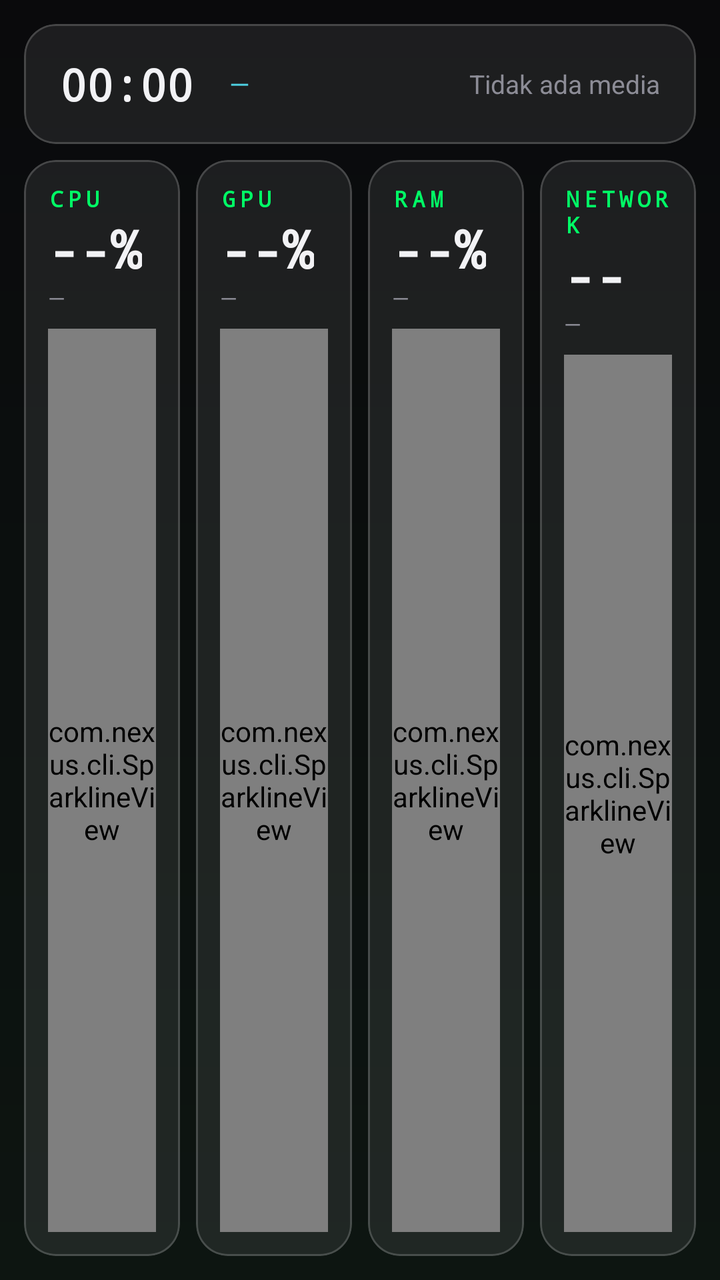
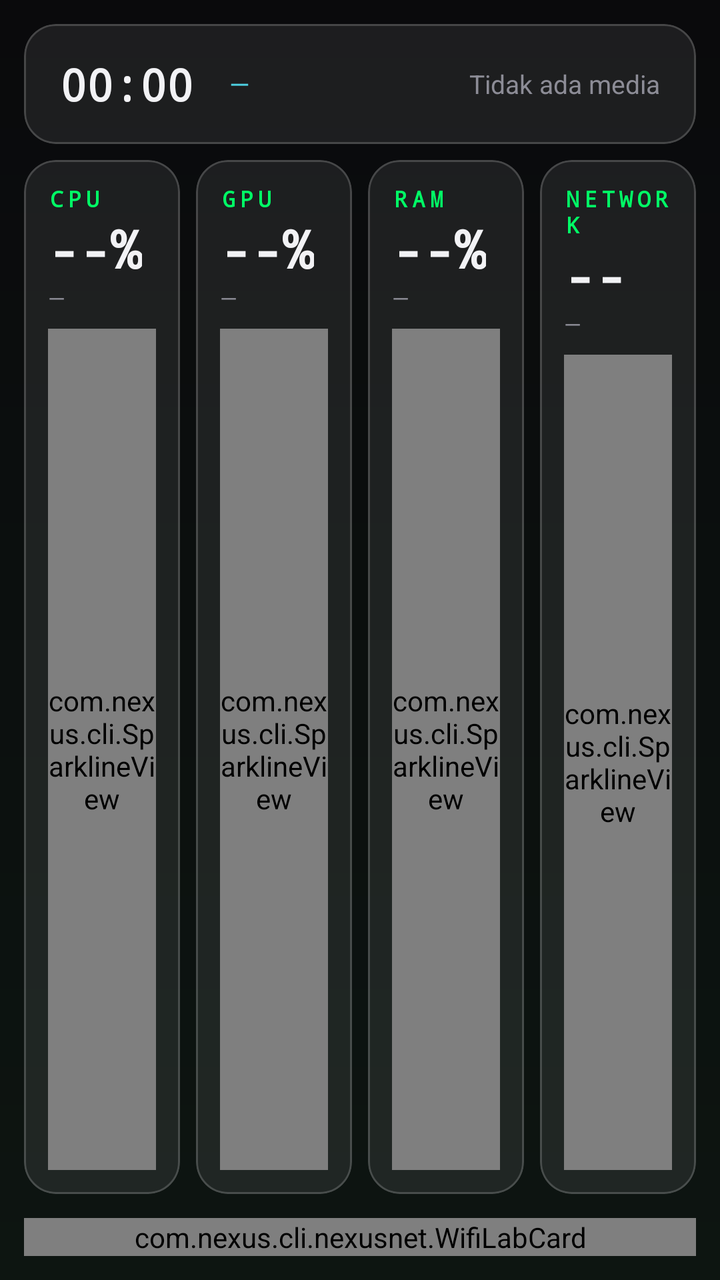

Two renders of the same Android screen: before a commit and after it. Below are the layout's source before the change and the commit's diff.
<!-- AndroidManifest.xml: application theme Theme.NexusCLI -->
<!-- res/layout/page_metrics.xml -->
<?xml version="1.0" encoding="utf-8"?>
<LinearLayout xmlns:android="http://schemas.android.com/apk/res/android"
    xmlns:app="http://schemas.android.com/apk/res-auto"
    android:layout_width="match_parent"
    android:layout_height="match_parent"
    android:orientation="vertical"
    android:padding="12dp">

    <com.google.android.material.card.MaterialCardView
        android:id="@+id/miniStrip"
        style="@style/Widget.Nexus.GlassCard"
        android:layout_width="match_parent"
        android:layout_height="60dp">

        <LinearLayout
            android:layout_width="match_parent"
            android:layout_height="match_parent"
            android:gravity="center_vertical"
            android:orientation="horizontal"
            android:paddingHorizontal="18dp">

            <TextView
                android:id="@+id/miniClock"
                android:layout_width="wrap_content"
                android:layout_height="wrap_content"
                android:fontFamily="monospace"
                android:text="00:00"
                android:textColor="@color/text_primary"
                android:textSize="22sp"
                android:textStyle="bold" />

            <TextView
                android:id="@+id/miniWeather"
                android:layout_width="wrap_content"
                android:layout_height="wrap_content"
                android:layout_marginStart="18dp"
                android:text="—"
                android:textColor="@color/nexus_cyan"
                android:textSize="13sp" />

            <TextView
                android:id="@+id/miniMedia"
                android:layout_width="0dp"
                android:layout_height="wrap_content"
                android:layout_marginStart="18dp"
                android:layout_weight="1"
                android:ellipsize="end"
                android:gravity="end"
                android:maxLines="1"
                android:text="Tidak ada media"
                android:textColor="@color/text_secondary"
                android:textSize="13sp" />
        </LinearLayout>
    </com.google.android.material.card.MaterialCardView>

    <LinearLayout
        android:layout_width="match_parent"
        android:layout_height="0dp"
        android:layout_marginTop="8dp"
        android:layout_weight="1"
        android:orientation="horizontal">

        <com.google.android.material.card.MaterialCardView
            android:id="@+id/cpuCard"
            style="@style/Widget.Nexus.GlassCard"
            android:layout_width="0dp"
            android:layout_height="match_parent"
            android:layout_marginEnd="4dp"
            android:layout_weight="1">

            <LinearLayout
                android:layout_width="match_parent"
                android:layout_height="match_parent"
                android:orientation="vertical"
                android:padding="12dp">

                <TextView
                    android:layout_width="wrap_content"
                    android:layout_height="wrap_content"
                    android:fontFamily="monospace"
                    android:letterSpacing="0.2"
                    android:text="CPU"
                    android:textColor="@color/nexus_green"
                    android:textSize="11sp"
                    android:textStyle="bold" />

                <TextView
                    android:id="@+id/cpuValue"
                    android:layout_width="wrap_content"
                    android:layout_height="wrap_content"
                    android:fontFamily="monospace"
                    android:text="--%"
                    android:textColor="@color/text_primary"
                    android:textSize="26sp"
                    android:textStyle="bold" />

                <TextView
                    android:id="@+id/cpuDetail"
                    android:layout_width="match_parent"
                    android:layout_height="wrap_content"
                    android:ellipsize="end"
                    android:maxLines="1"
                    android:text="—"
                    android:textColor="@color/text_secondary"
                    android:textSize="11sp" />

                <com.nexus.cli.SparklineView
                    android:id="@+id/cpuSpark"
                    android:layout_width="match_parent"
                    android:layout_height="0dp"
                    android:layout_marginTop="8dp"
                    android:layout_weight="1" />
            </LinearLayout>
        </com.google.android.material.card.MaterialCardView>

        <com.google.android.material.card.MaterialCardView
            android:id="@+id/gpuCard"
            style="@style/Widget.Nexus.GlassCard"
            android:layout_width="0dp"
            android:layout_height="match_parent"
            android:layout_marginHorizontal="4dp"
            android:layout_weight="1">

            <LinearLayout
                android:layout_width="match_parent"
                android:layout_height="match_parent"
                android:orientation="vertical"
                android:padding="12dp">

                <TextView
                    android:layout_width="wrap_content"
                    android:layout_height="wrap_content"
                    android:fontFamily="monospace"
                    android:letterSpacing="0.2"
                    android:text="GPU"
                    android:textColor="@color/nexus_green"
                    android:textSize="11sp"
                    android:textStyle="bold" />

                <TextView
                    android:id="@+id/gpuValue"
                    android:layout_width="wrap_content"
                    android:layout_height="wrap_content"
                    android:fontFamily="monospace"
                    android:text="--%"
                    android:textColor="@color/text_primary"
                    android:textSize="26sp"
                    android:textStyle="bold" />

                <TextView
                    android:id="@+id/gpuDetail"
                    android:layout_width="match_parent"
                    android:layout_height="wrap_content"
                    android:ellipsize="end"
                    android:maxLines="1"
                    android:text="—"
                    android:textColor="@color/text_secondary"
                    android:textSize="11sp" />

                <com.nexus.cli.SparklineView
                    android:id="@+id/gpuSpark"
                    android:layout_width="match_parent"
                    android:layout_height="0dp"
                    android:layout_marginTop="8dp"
                    android:layout_weight="1" />
            </LinearLayout>
        </com.google.android.material.card.MaterialCardView>

        <com.google.android.material.card.MaterialCardView
            android:id="@+id/ramCard"
            style="@style/Widget.Nexus.GlassCard"
            android:layout_width="0dp"
            android:layout_height="match_parent"
            android:layout_marginHorizontal="4dp"
            android:layout_weight="1">

            <LinearLayout
                android:layout_width="match_parent"
                android:layout_height="match_parent"
                android:orientation="vertical"
                android:padding="12dp">

                <TextView
                    android:layout_width="wrap_content"
                    android:layout_height="wrap_content"
                    android:fontFamily="monospace"
                    android:letterSpacing="0.2"
                    android:text="RAM"
                    android:textColor="@color/nexus_green"
                    android:textSize="11sp"
                    android:textStyle="bold" />

                <TextView
                    android:id="@+id/ramValue"
                    android:layout_width="wrap_content"
                    android:layout_height="wrap_content"
                    android:fontFamily="monospace"
                    android:text="--%"
                    android:textColor="@color/text_primary"
                    android:textSize="26sp"
                    android:textStyle="bold" />

                <TextView
                    android:id="@+id/ramDetail"
                    android:layout_width="match_parent"
                    android:layout_height="wrap_content"
                    android:ellipsize="end"
                    android:maxLines="1"
                    android:text="—"
                    android:textColor="@color/text_secondary"
                    android:textSize="11sp" />

                <com.nexus.cli.SparklineView
                    android:id="@+id/ramSpark"
                    android:layout_width="match_parent"
                    android:layout_height="0dp"
                    android:layout_marginTop="8dp"
                    android:layout_weight="1" />
            </LinearLayout>
        </com.google.android.material.card.MaterialCardView>

        <com.google.android.material.card.MaterialCardView
            android:id="@+id/netCard"
            style="@style/Widget.Nexus.GlassCard"
            android:layout_width="0dp"
            android:layout_height="match_parent"
            android:layout_marginStart="4dp"
            android:layout_weight="1">

            <LinearLayout
                android:layout_width="match_parent"
                android:layout_height="match_parent"
                android:orientation="vertical"
                android:padding="12dp">

                <TextView
                    android:layout_width="wrap_content"
                    android:layout_height="wrap_content"
                    android:fontFamily="monospace"
                    android:letterSpacing="0.2"
                    android:text="NETWORK"
                    android:textColor="@color/nexus_green"
                    android:textSize="11sp"
                    android:textStyle="bold" />

                <TextView
                    android:id="@+id/netValue"
                    android:layout_width="wrap_content"
                    android:layout_height="wrap_content"
                    android:fontFamily="monospace"
                    android:text="--"
                    android:textColor="@color/text_primary"
                    android:textSize="26sp"
                    android:textStyle="bold" />

                <TextView
                    android:id="@+id/netDetail"
                    android:layout_width="match_parent"
                    android:layout_height="wrap_content"
                    android:ellipsize="end"
                    android:maxLines="1"
                    android:text="—"
                    android:textColor="@color/text_secondary"
                    android:textSize="11sp" />

                <com.nexus.cli.SparklineView
                    android:id="@+id/netSpark"
                    android:layout_width="match_parent"
                    android:layout_height="0dp"
                    android:layout_marginTop="8dp"
                    android:layout_weight="1" />
            </LinearLayout>
        </com.google.android.material.card.MaterialCardView>
    </LinearLayout>

</LinearLayout>
<!-- resources referenced by this layout -->
<resources>
  <color name="nexus_cyan">#4DD0E1</color>
  <color name="nexus_green">#00FF66</color>
  <color name="text_primary">#F2F2F5</color>
  <color name="text_secondary">#8C8C96</color>
  <style name="Widget.Nexus.GlassCard" parent="Widget.Material3.CardView.Outlined">
          <item name="cardBackgroundColor">@color/glass_fill</item>
          <item name="cardCornerRadius">16dp</item>
          <item name="cardElevation">0dp</item>
          <item name="strokeColor">@color/glass_stroke</item>
          <item name="strokeWidth">1dp</item>
      </style>
  <style name="Theme.NexusCLI" parent="Theme.Material3.Dark.NoActionBar">
          <item name="colorPrimary">@color/nexus_green</item>
          <item name="colorOnPrimary">@color/nexus_bg</item>
          <item name="colorSecondary">@color/nexus_cyan</item>
          <item name="colorOnSecondary">@color/nexus_bg</item>
          <item name="colorSurface">@color/nexus_bg</item>
          <item name="colorOnSurface">@color/text_primary</item>
          <item name="android:colorBackground">@color/nexus_bg</item>
          <item name="android:windowBackground">@drawable/bg_root_gradient</item>
          <item name="android:statusBarColor">@android:color/transparent</item>
          <item name="android:navigationBarColor">@android:color/transparent</item>
      </style>
  <color name="glass_fill">#14FFFFFF</color>
  <color name="glass_stroke">#2EFFFFFF</color>
  <color name="nexus_bg">#0A0A0C</color>
  <!-- drawable bg_root_gradient (drawable) -->
  <?xml version="1.0" encoding="utf-8"?>
  <shape xmlns:android="http://schemas.android.com/apk/res/android"
      android:shape="rectangle">
      <gradient
          android:angle="270"
          android:endColor="@color/nexus_bg_end"
          android:startColor="@color/nexus_bg" />
  </shape>
  <color name="nexus_bg_end">#0D1511</color>
</resources>

<!-- the commit's change to res/layout/page_metrics.xml (unified diff, before → after) -->
@@ -273,4 +273,10 @@
         </com.google.android.material.card.MaterialCardView>
     </LinearLayout>
 
+    <com.nexus.cli.nexusnet.WifiLabCard
+        android:id="@+id/wifiLabCard"
+        android:layout_width="match_parent"
+        android:layout_height="wrap_content"
+        android:layout_marginTop="12dp" />
+
 </LinearLayout>
